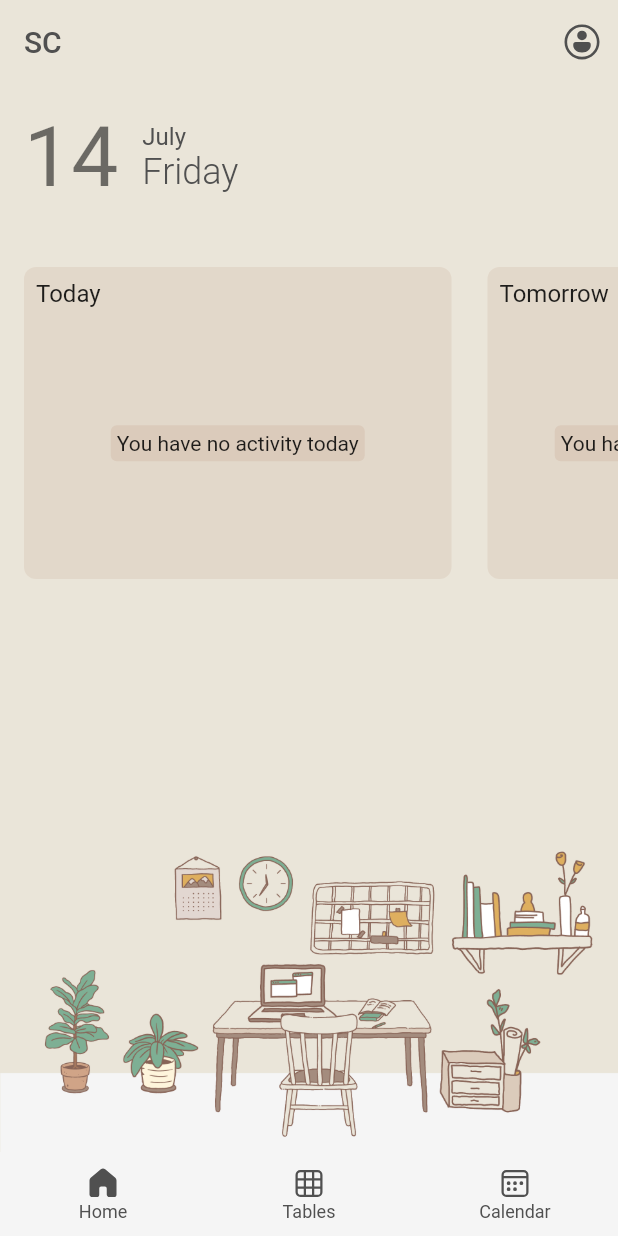
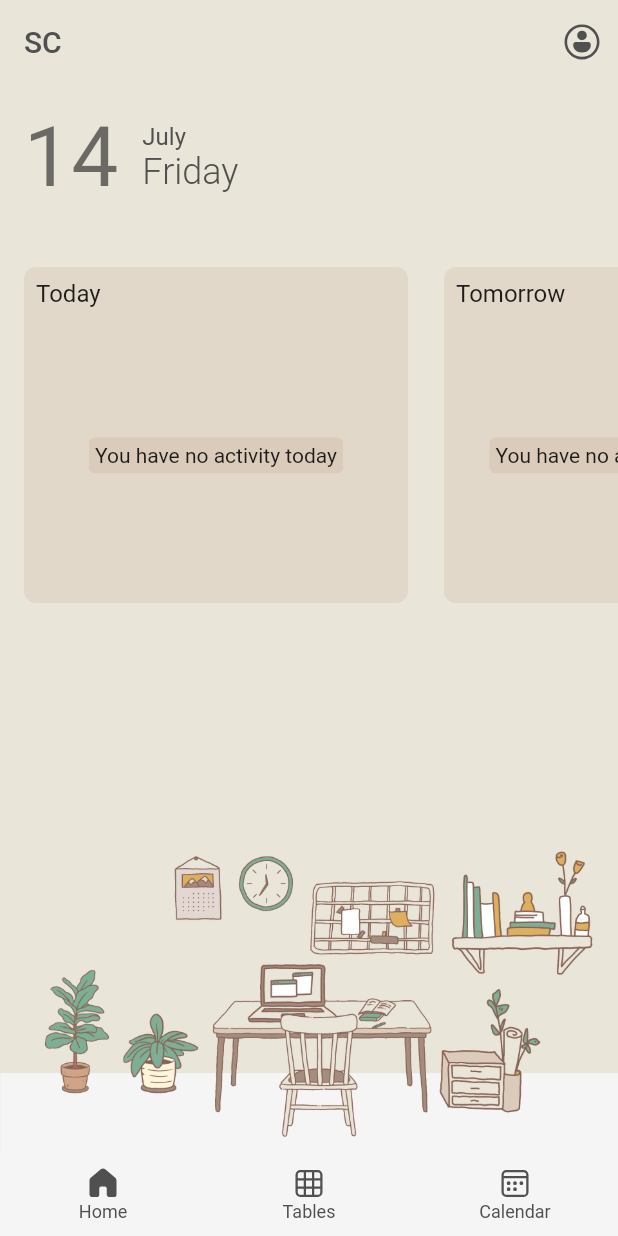
Before and after one commit to talukanyani/student-calendar-app, a Flutter app: the screen it shows after launch, on a phone screen of 412 x 824 dp. Run offline on Flutter 3.47's test engine with Material 2 defaults, Android fonts, the phone set to English and light mode, and no system bars; our stand-ins replace cloud_firestore, firebase_auth, firebase_core, fluentui_system_icons, flutter_riverpod, google_sign_in and 3 more; accounts and stored records are empty.

Commit message:
responsive design - home and tables screens

```diff
--- a/lib/views/modals/widgets/subject_name_input.dart
+++ b/lib/views/modals/widgets/subject_name_input.dart
@@ -29,6 +29,7 @@ class _SubjectNameInputState extends State<SubjectNameInput> {
     return TextField(
       controller: _textEditingController,
       onChanged: (value) => widget.onChanged(value.trim()),
+      autofocus: true,
       keyboardType: TextInputType.text,
       textCapitalization: TextCapitalization.words,
       maxLength: 30,
--- a/lib/views/screens/home/home.dart
+++ b/lib/views/screens/home/home.dart
@@ -1,5 +1,4 @@
 import 'package:flutter/material.dart';
-import 'package:sc_app/utils/calendar_names.dart';
 import 'package:sc_app/utils/helpers.dart';
 import 'package:sc_app/views/themes/color_scheme.dart';
 import 'package:sc_app/views/widgets/activities_list.dart';
@@ -42,27 +41,28 @@ class Body extends StatelessWidget {
               child: Stack(
                 children: [
                   Container(
-                    width: constraints.maxWidth,
-                    height: constraints.maxHeight,
-                    decoration: BoxDecoration(
-                      gradient: LinearGradient(
-                        begin: Alignment.topCenter,
-                        end: Alignment.bottomCenter,
-                        colors: [
-                          Theme.of(context).colorScheme.onPrimary,
-                          Theme.of(context).colorScheme.surfaceVariant,
-                        ],
-                        stops: const [0.924, 0.924],
+                    width: double.infinity,
+                    height: double.infinity,
+                    color: Theme.of(context).colorScheme.onPrimary,
+                    alignment: Alignment.bottomLeft,
+                    child: Container(
+                      height: 92,
+                      width: double.infinity,
+                      color: Theme.of(context).colorScheme.surfaceVariant,
                     ),
-                      image: DecorationImage(
+                  ),
+                  Align(
+                    alignment: Alignment.bottomCenter,
+                    child: Image(
                       image: context.isDarkMode
                           ? const AssetImage(
                               'assets/images/student_home_desk_(dark_version).png')
                           : const AssetImage(
                               'assets/images/student_home_desk.png'),
-                        fit: BoxFit.contain,
-                        alignment: Alignment.bottomRight,
-                      ),
+                      width: (constraints.maxWidth < 720)
+                          ? constraints.maxWidth
+                          : 720,
+                      fit: BoxFit.fitWidth,
                     ),
                   ),
                   const HomeContent(),
@@ -82,15 +82,29 @@ class HomeContent extends StatelessWidget {
   static final DateTime today = DateTime.now();
   static final DateTime tomorrow = today.add(const Duration(days: 1));
 
+  double getViewFrac(availWidth) {
+    double frac = 280 / availWidth;
+
+    if (frac > 1) {
+      frac = 1;
+    } else if (frac < 0.25) {
+      frac = 0.25;
+    }
+
+    return frac;
+  }
+
   @override
   Widget build(BuildContext context) {
+    final availWidth = MediaQuery.of(context).size.width;
+
     return Column(
       crossAxisAlignment: CrossAxisAlignment.start,
       children: [
         Padding(
           padding: const EdgeInsets.all(16),
           child: Row(
-            children: <Widget>[
+            children: [
               Text(
                 today.day.toString(),
                 style: Theme.of(context).textTheme.displayMedium,
@@ -119,9 +133,11 @@ class HomeContent extends StatelessWidget {
         ),
         const SizedBox(height: 16),
         SizedBox(
-          height: 224,
+          height: 240,
           child: PageView(
-            controller: PageController(viewportFraction: 0.75),
+            controller: PageController(
+              viewportFraction: getViewFrac(availWidth),
+            ),
             padEnds: false,
             physics: const BouncingScrollPhysics(),
             children: [
--- a/lib/views/screens/tables/tables.dart
+++ b/lib/views/screens/tables/tables.dart
@@ -33,6 +33,8 @@ class Tables extends ConsumerWidget {
 
   @override
   Widget build(BuildContext context, WidgetRef ref) {
+    final availWidth = MediaQuery.of(context).size.width;
+
     final subjects = ref.watch(subjectsAndActivitiesProvider);
     var subjectsCount = subjects.length;
 
@@ -41,7 +43,7 @@ class Tables extends ConsumerWidget {
         case TablesSort.name:
           subjects.sort((a, b) => a.name.compareTo(b.name));
           break;
-        default: // case TablesSort.dateAdded:
+        case TablesSort.dateAdded:
           subjects.sort((a, b) => a.id.compareTo(b.id));
       }
 
@@ -51,6 +53,9 @@ class Tables extends ConsumerWidget {
     return ListView.builder(
       controller: _scrollController,
       physics: const BouncingScrollPhysics(),
+      padding: (availWidth < 560)
+          ? EdgeInsets.zero
+          : EdgeInsets.symmetric(horizontal: (availWidth - 560) / 2),
       itemCount: subjectsCount + 1,
       itemBuilder: (context, index) {
         if (index == subjectsCount) {
--- a/lib/views/screens/tables/widgets/subject_add_button.dart
+++ b/lib/views/screens/tables/widgets/subject_add_button.dart
@@ -11,7 +11,7 @@ class SubjectAddButton extends StatelessWidget {
   Widget build(BuildContext context) {
     return Container(
       alignment: Alignment.center,
-      margin: const EdgeInsets.only(bottom: 16),
+      margin: const EdgeInsets.all(16),
       child: OutlinedButton(
         onPressed: () {
           controller.jumpTo(0);
--- a/lib/views/widgets/modal.dart
+++ b/lib/views/widgets/modal.dart
@@ -14,10 +14,14 @@ class Modal extends StatelessWidget {
 
   @override
   Widget build(BuildContext context) {
+    final availWidth = MediaQuery.of(context).size.width;
+
     return Dialog(
       backgroundColor: Theme.of(context).colorScheme.surface,
       elevation: 2,
-      insetPadding: EdgeInsets.all(insetPadding),
+      insetPadding: (availWidth < 480)
+          ? EdgeInsets.all(insetPadding)
+          : EdgeInsets.symmetric(horizontal: (availWidth - 480) / 2),
       insetAnimationDuration: const Duration(milliseconds: 300),
       insetAnimationCurve: Curves.ease,
       child: ListView(
```
Lines whose indentation alone changed are shown as unchanged.
